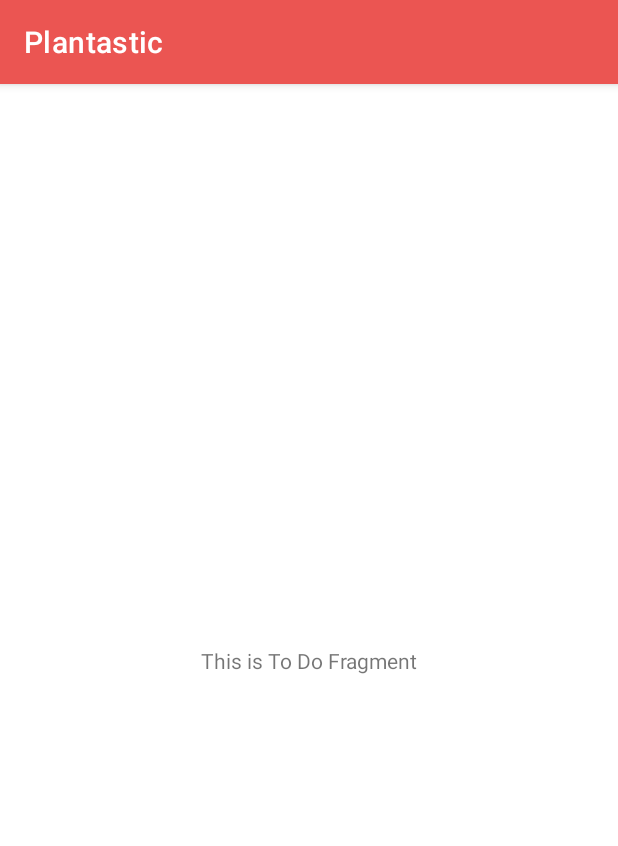
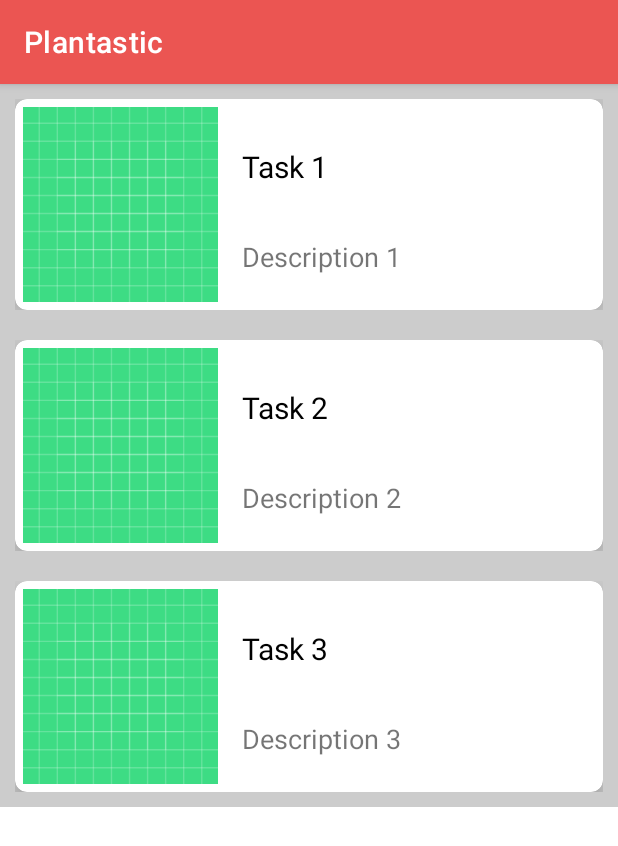
Before and after one commit to amnanji/Plantastic, an Android app: the fragment ToDoFragment shown on its own in the app's theme, on a phone screen of 412 x 824 dp. Shown: the top 846 px of the screen. Run offline under Robolectric (Android 15) with nearby library versions, the phone set to English and light mode, and no system bars.

Commit message:
Created the basic UI for TODO

```diff
--- /dev/null
+++ b/app/src/main/java/com/example/plantastic/ui/toDo/ToDoAdaptor.kt
@@ -0,0 +1,34 @@
+package com.example.plantastic.ui.toDo
+
+// ToDoAdapter.kt
+import android.view.LayoutInflater
+import android.view.View
+import android.view.ViewGroup
+import android.widget.TextView
+import androidx.recyclerview.widget.RecyclerView
+import com.example.plantastic.R
+
+class ToDoAdapter(private val todoList: List<ToDoItem>) :
+    RecyclerView.Adapter<ToDoAdapter.ViewHolder>() {
+
+    class ViewHolder(itemView: View) : RecyclerView.ViewHolder(itemView) {
+        val titleTextView: TextView = itemView.findViewById(R.id.TODOtextTitle)
+        val descTextView: TextView = itemView.findViewById(R.id.textDesc)
+    }
+
+    override fun onCreateViewHolder(parent: ViewGroup, viewType: Int): ViewHolder {
+        val view = LayoutInflater.from(parent.context)
+            .inflate(R.layout.custom_todo_layout, parent, false)
+        return ViewHolder(view)
+    }
+
+    override fun onBindViewHolder(holder: ViewHolder, position: Int) {
+        val todoItem = todoList[position]
+        holder.titleTextView.text = todoItem.title
+        holder.descTextView.text = todoItem.description
+    }
+
+    override fun getItemCount(): Int {
+        return todoList.size
+    }
+}
--- a/app/src/main/java/com/example/plantastic/ui/toDo/ToDoFragment.kt
+++ b/app/src/main/java/com/example/plantastic/ui/toDo/ToDoFragment.kt
@@ -1,20 +1,32 @@
 package com.example.plantastic.ui.toDo
-
-import androidx.lifecycle.ViewModelProvider
+// ToDoFragment.kt
 import android.os.Bundle
-import androidx.fragment.app.Fragment
 import android.view.LayoutInflater
 import android.view.View
 import android.view.ViewGroup
-import android.widget.TextView
+import androidx.fragment.app.Fragment
+import androidx.lifecycle.Observer
+import androidx.lifecycle.ViewModelProvider
+import androidx.recyclerview.widget.LinearLayoutManager
+import androidx.recyclerview.widget.RecyclerView
 import com.example.plantastic.databinding.FragmentToDoBinding
+import com.example.plantastic.ui.toDo.ToDoAdapter
+import com.example.plantastic.ui.toDo.ToDoViewModel
+
+import com.example.plantastic.ui.toDo.ToDoItem
 
 class ToDoFragment : Fragment() {
 
     private var _binding: FragmentToDoBinding? = null
+    private lateinit var toDoViewModel: ToDoViewModel
+    private lateinit var recyclerView: RecyclerView
 
-    // This property is only valid between onCreateView and
-    // onDestroyView.
+    private val dummyTodoList = listOf(
+        ToDoItem("Task 1", "Description 1"),
+        ToDoItem("Task 2", "Description 2"),
+        ToDoItem("Task 3", "Description 3")
+    )
+
     private val binding get() = _binding!!
 
     override fun onCreateView(
@@ -22,16 +34,21 @@ class ToDoFragment : Fragment() {
         container: ViewGroup?,
         savedInstanceState: Bundle?
     ): View {
-        val toDoViewModel =
-            ViewModelProvider(this).get(ToDoViewModel::class.java)
-
         _binding = FragmentToDoBinding.inflate(inflater, container, false)
         val root: View = binding.root
 
-        val textView: TextView = binding.toDoFragmentText
-        toDoViewModel.text.observe(viewLifecycleOwner) {
-            textView.text = it
-        }
+        toDoViewModel =
+            ViewModelProvider(this)[ToDoViewModel::class.java]
+
+        //val textView = binding.toDoFragmentText
+        toDoViewModel.text.observe(viewLifecycleOwner, Observer {
+            //textView.text = it
+        })
+
+        recyclerView = binding.recyclerView
+        recyclerView.layoutManager = LinearLayoutManager(requireContext())
+        recyclerView.adapter = ToDoAdapter(dummyTodoList)
+
         return root
     }
 
--- /dev/null
+++ b/app/src/main/java/com/example/plantastic/ui/toDo/ToDoItem.kt
@@ -0,0 +1,2 @@
+package com.example.plantastic.ui.toDo
+data class ToDoItem(val title: String, val description: String)
--- /dev/null
+++ b/app/src/main/res/drawable/rounded_borders.xml
@@ -0,0 +1,7 @@
+<?xml version="1.0" encoding="utf-8"?>
+<shape
+    xmlns:android="http://schemas.android.com/apk/res/android"
+    android:shape= "rectangle">
+    <!--  Referenced from: https://stackoverflow.com/questions/16161448/how-to-make-layout-with-rounded-corners  -->
+    <corners android:radius="15dp"/>
+</shape>
--- /dev/null
+++ b/app/src/main/res/layout/custom_todo_layout.xml
@@ -0,0 +1,66 @@
+<?xml version="1.0" encoding="utf-8"?>
+<androidx.constraintlayout.widget.ConstraintLayout xmlns:android="http://schemas.android.com/apk/res/android"
+    xmlns:app="http://schemas.android.com/apk/res-auto"
+    xmlns:tools="http://schemas.android.com/tools"
+    android:layout_width="match_parent"
+    android:layout_height="wrap_content"
+    android:background="#ccc"
+    android:padding="10dp">
+
+    <androidx.cardview.widget.CardView
+        android:layout_width="match_parent"
+        android:layout_height="wrap_content"
+        app:cardCornerRadius="8dp"
+        app:cardElevation="8dp"
+        app:layout_constraintEnd_toEndOf="parent"
+        app:layout_constraintStart_toStartOf="parent"
+        app:layout_constraintTop_toTopOf="parent">
+
+        <androidx.constraintlayout.widget.ConstraintLayout
+            android:layout_width="match_parent"
+            android:layout_height="wrap_content"
+            android:padding="5dp">
+
+            <ImageView
+                android:id="@+id/imageView"
+                android:layout_width="130dp"
+                android:layout_height="130dp"
+                app:layout_constraintTop_toTopOf="parent"
+                app:layout_constraintStart_toStartOf="parent"
+                app:layout_constraintBottom_toBottomOf="parent"
+                app:srcCompat="@drawable/ic_launcher_background" />
+
+            <TextView
+                android:id="@+id/TODOtextTitle"
+                android:layout_width="0dp"
+                android:layout_height="wrap_content"
+                android:layout_marginStart="16dp"
+                android:layout_marginTop="8dp"
+                android:layout_marginEnd="8dp"
+                android:layout_marginBottom="8dp"
+                android:text="Sample Card Title"
+                android:textColor="@android:color/black"
+                android:textSize="20sp"
+                app:layout_constraintStart_toEndOf="@+id/imageView"
+                app:layout_constraintEnd_toEndOf="parent"
+                app:layout_constraintTop_toTopOf="parent"
+                app:layout_constraintBottom_toTopOf="@+id/textDesc" />
+
+            <TextView
+                android:id="@+id/textDesc"
+                android:layout_width="0dp"
+                android:layout_height="wrap_content"
+                android:layout_marginStart="16dp"
+                android:layout_marginTop="8dp"
+                android:layout_marginEnd="8dp"
+                android:text="Sample Card Descriptions"
+                android:textSize="18sp"
+                app:layout_constraintStart_toEndOf="@+id/imageView"
+                app:layout_constraintEnd_toEndOf="parent"
+                app:layout_constraintTop_toBottomOf="@+id/TODOtextTitle"
+                app:layout_constraintBottom_toBottomOf="parent" />
+
+        </androidx.constraintlayout.widget.ConstraintLayout>
+
+    </androidx.cardview.widget.CardView>
+</androidx.constraintlayout.widget.ConstraintLayout>
--- a/app/src/main/res/layout/fragment_to_do.xml
+++ b/app/src/main/res/layout/fragment_to_do.xml
@@ -1,19 +1,17 @@
 <?xml version="1.0" encoding="utf-8"?>
-<androidx.constraintlayout.widget.ConstraintLayout xmlns:android="http://schemas.android.com/apk/res/android"
+<androidx.constraintlayout.widget.ConstraintLayout
+    xmlns:android="http://schemas.android.com/apk/res/android"
     xmlns:app="http://schemas.android.com/apk/res-auto"
-    xmlns:tools="http://schemas.android.com/tools"
     android:layout_width="match_parent"
-    android:layout_height="match_parent"
-    tools:context=".ui.toDo.ToDoFragment">
+    android:layout_height="match_parent">
 
-    <TextView
-        android:id="@+id/to_do_fragment_text"
-        android:layout_width="wrap_content"
-        android:layout_height="wrap_content"
-        android:text="This is To Do Fragment"
+    <androidx.recyclerview.widget.RecyclerView
+        android:id="@+id/recyclerView"
+        android:layout_width="0dp"
+        android:layout_height="0dp"
+        app:layout_constraintTop_toTopOf="parent"
         app:layout_constraintBottom_toBottomOf="parent"
-        app:layout_constraintEnd_toEndOf="parent"
         app:layout_constraintStart_toStartOf="parent"
-        app:layout_constraintTop_toTopOf="parent" />
+        app:layout_constraintEnd_toEndOf="parent" />
 
 </androidx.constraintlayout.widget.ConstraintLayout>
```
